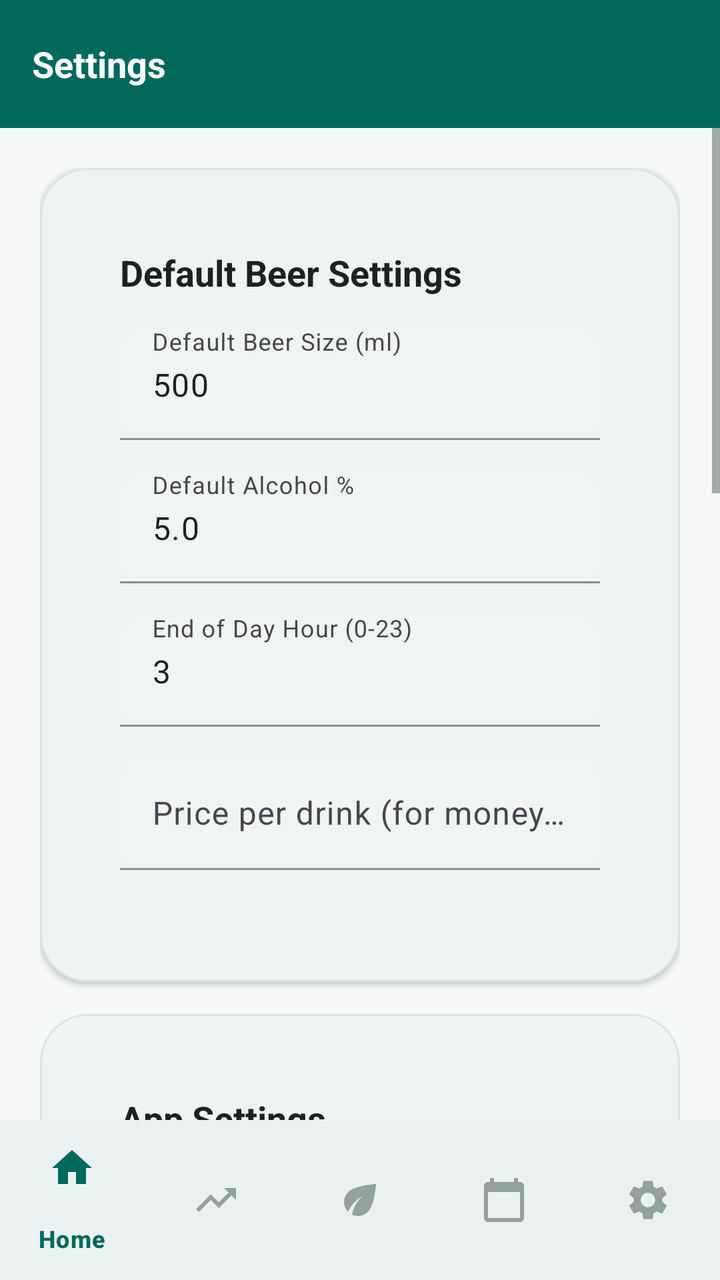
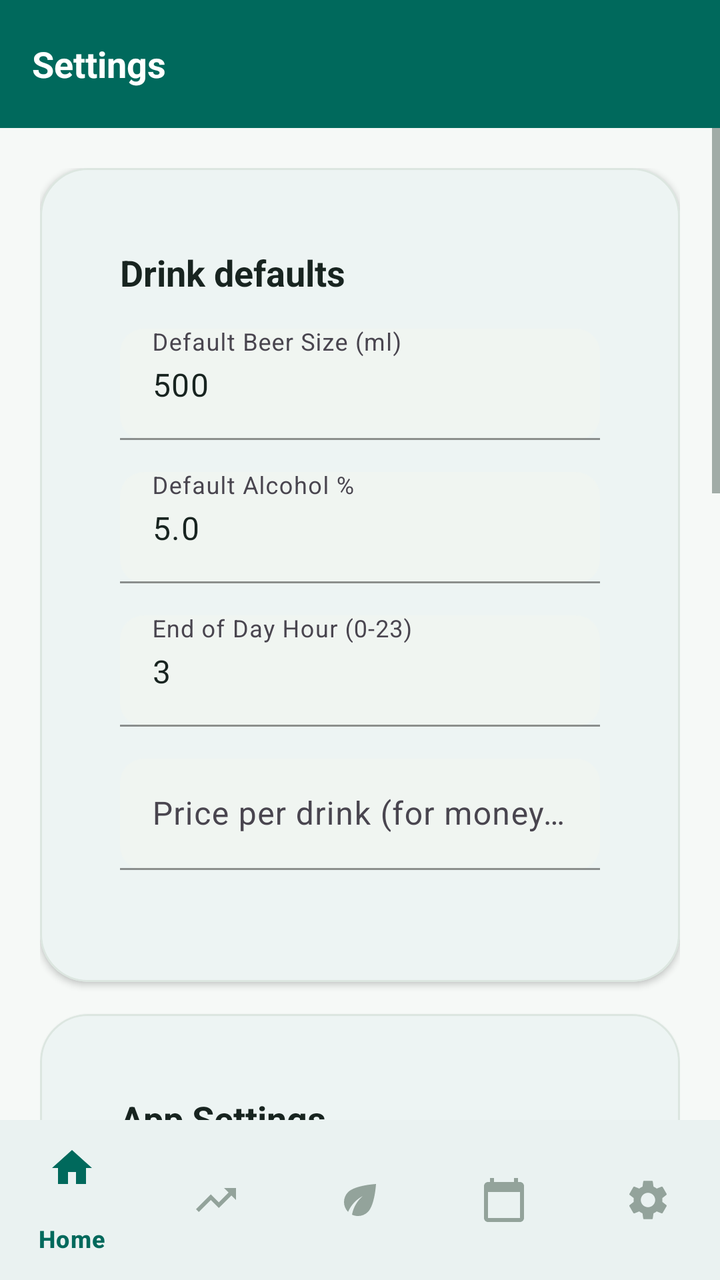

The first picture is an Android layout as it rendered before a commit; the second is the same layout after the commit. The layout source and the unified diff follow.
<!-- AndroidManifest.xml: activity theme Theme.BrewLog -->
<!-- res/layout/activity_settings.xml -->
<?xml version="1.0" encoding="utf-8"?>
<androidx.coordinatorlayout.widget.CoordinatorLayout xmlns:android="http://schemas.android.com/apk/res/android"
    xmlns:app="http://schemas.android.com/apk/res-auto"
    android:layout_width="match_parent"
    android:layout_height="match_parent">

    <com.google.android.material.appbar.AppBarLayout
        android:layout_width="match_parent"
        android:layout_height="wrap_content"
        android:background="@color/blue_500">

        <com.google.android.material.appbar.MaterialToolbar
            android:id="@+id/toolbar"
            android:layout_width="match_parent"
            android:layout_height="?attr/actionBarSize"
            android:background="@color/blue_500"
            app:title="Settings"
            app:titleTextAppearance="@style/TextAppearance.BrewLog.Title"
            app:titleTextColor="@color/white" />

    </com.google.android.material.appbar.AppBarLayout>

    <ScrollView
        android:layout_width="match_parent"
        android:layout_height="match_parent"
        app:layout_behavior="@string/appbar_scrolling_view_behavior">

        <LinearLayout
            android:layout_width="match_parent"
            android:layout_height="wrap_content"
            android:orientation="vertical"
            android:padding="20dp">

            
            <com.google.android.material.card.MaterialCardView
                android:layout_width="match_parent"
                android:layout_height="wrap_content"
                android:layout_marginBottom="16dp"
                style="@style/Widget.BrewLog.Card">

                <LinearLayout
                    android:layout_width="match_parent"
                    android:layout_height="wrap_content"
                    android:orientation="vertical"
                    android:padding="20dp">

                    <TextView
                        android:layout_width="wrap_content"
                        android:layout_height="wrap_content"
                        android:text="Default Beer Settings"
                        android:textAppearance="@style/TextAppearance.BrewLog.Title"
                        android:textColor="@color/text_primary"
                        android:layout_marginBottom="16dp" />

                    <com.google.android.material.textfield.TextInputLayout
                        android:id="@+id/beer_size_layout"
                        android:layout_width="match_parent"
                        android:layout_height="wrap_content"
                        android:layout_marginBottom="16dp"
                        android:hint="Default Beer Size (ml)"
                        style="@style/Widget.BrewLog.TextInputLayout">

                        <com.google.android.material.textfield.TextInputEditText
                            android:id="@+id/et_beer_size"
                            android:layout_width="match_parent"
                            android:layout_height="wrap_content"
                            android:inputType="number"
                            android:text="500" />

                    </com.google.android.material.textfield.TextInputLayout>

                    <com.google.android.material.textfield.TextInputLayout
                        android:id="@+id/beer_strength_layout"
                        android:layout_width="match_parent"
                        android:layout_height="wrap_content"
                        android:layout_marginBottom="16dp"
                        android:hint="Default Alcohol %"
                        style="@style/Widget.BrewLog.TextInputLayout">

                        <com.google.android.material.textfield.TextInputEditText
                            android:id="@+id/et_beer_strength"
                            android:layout_width="match_parent"
                            android:layout_height="wrap_content"
                            android:inputType="numberDecimal"
                            android:text="5.0" />

                    </com.google.android.material.textfield.TextInputLayout>

                    <com.google.android.material.textfield.TextInputLayout
                        android:layout_width="match_parent"
                        android:layout_height="wrap_content"
                        android:layout_marginBottom="16dp"
                        android:hint="End of Day Hour (0-23)"
                        style="@style/Widget.BrewLog.TextInputLayout">

                        <com.google.android.material.textfield.TextInputEditText
                            android:id="@+id/et_end_of_day"
                            android:layout_width="match_parent"
                            android:layout_height="wrap_content"
                            android:inputType="number"
                            android:text="3" />

                    </com.google.android.material.textfield.TextInputLayout>

                    <com.google.android.material.textfield.TextInputLayout
                        android:layout_width="match_parent"
                        android:layout_height="wrap_content"
                        android:layout_marginBottom="16dp"
                        android:hint="@string/price_per_drink_hint"
                        style="@style/Widget.BrewLog.TextInputLayout">

                        <com.google.android.material.textfield.TextInputEditText
                            android:id="@+id/et_price_per_drink"
                            android:layout_width="match_parent"
                            android:layout_height="wrap_content"
                            android:inputType="numberDecimal" />

                    </com.google.android.material.textfield.TextInputLayout>

                </LinearLayout>

            </com.google.android.material.card.MaterialCardView>

            
            <com.google.android.material.card.MaterialCardView
                android:layout_width="match_parent"
                android:layout_height="wrap_content"
                android:layout_marginBottom="16dp"
                style="@style/Widget.BrewLog.Card">

                <LinearLayout
                    android:layout_width="match_parent"
                    android:layout_height="wrap_content"
                    android:orientation="vertical"
                    android:padding="20dp">

                    <TextView
                        android:layout_width="wrap_content"
                        android:layout_height="wrap_content"
                        android:text="App Settings"
                        android:textAppearance="@style/TextAppearance.BrewLog.Title"
                        android:textColor="@color/text_primary"
                        android:layout_marginBottom="16dp" />

                    <LinearLayout
                        android:layout_width="match_parent"
                        android:layout_height="wrap_content"
                        android:orientation="vertical"
                        android:layout_marginBottom="16dp">

                        <TextView
                            android:layout_width="wrap_content"
                            android:layout_height="wrap_content"
                            android:text="Theme"
                            android:textColor="@color/text_primary"
                            android:layout_marginBottom="8dp" />

                        <com.google.android.material.textfield.TextInputLayout
                            android:id="@+id/theme_layout"
                            android:layout_width="match_parent"
                            android:layout_height="wrap_content"
                            style="@style/Widget.BrewLog.TextInputLayout">

                            <AutoCompleteTextView
                                android:id="@+id/et_theme"
                                android:layout_width="match_parent"
                                android:layout_height="wrap_content"
                                android:inputType="none"
                                android:focusable="true"
                                android:clickable="true"
                                android:focusableInTouchMode="true"
                                android:text="System default" />

                        </com.google.android.material.textfield.TextInputLayout>

                    </LinearLayout>

                    <LinearLayout
                        android:layout_width="match_parent"
                        android:layout_height="wrap_content"
                        android:orientation="horizontal"
                        android:gravity="center_vertical"
                        android:layout_marginBottom="16dp">

                        <TextView
                            android:layout_width="0dp"
                            android:layout_height="wrap_content"
                            android:layout_weight="1"
                            android:text="Prevent Screenshots"
                            android:textColor="@color/text_primary" />

                        <com.google.android.material.switchmaterial.SwitchMaterial
                            android:id="@+id/switch_secure"
                            android:layout_width="wrap_content"
                            android:layout_height="wrap_content" />

                    </LinearLayout>

                    <LinearLayout
                        android:layout_width="match_parent"
                        android:layout_height="wrap_content"
                        android:orientation="vertical"
                        android:layout_marginBottom="16dp">

                        <TextView
                            android:layout_width="wrap_content"
                            android:layout_height="wrap_content"
                            android:text="Start of Week"
                            android:textColor="@color/text_primary"
                            android:layout_marginBottom="8dp" />

                        <com.google.android.material.textfield.TextInputLayout
                            android:id="@+id/start_of_week_layout"
                            android:layout_width="match_parent"
                            android:layout_height="wrap_content"
                            style="@style/Widget.BrewLog.TextInputLayout">

                            <AutoCompleteTextView
                                android:id="@+id/et_start_of_week"
                                android:layout_width="match_parent"
                                android:layout_height="wrap_content"
                                android:inputType="none"
                                android:focusable="true"
                                android:clickable="true"
                                android:focusableInTouchMode="true"
                                android:text="Monday" />

                        </com.google.android.material.textfield.TextInputLayout>

                    </LinearLayout>

                    
                    <com.google.android.material.button.MaterialButton
                        android:id="@+id/btn_save_settings"
                        android:layout_width="match_parent"
                        android:layout_height="wrap_content"
                        android:layout_marginTop="16dp"
                        android:text="Save Settings"
                        app:icon="@android:drawable/ic_menu_save"
                        app:iconGravity="textStart"
                        app:iconPadding="8dp"
                        style="@style/Widget.BrewLog.Button" />

                </LinearLayout>

            </com.google.android.material.card.MaterialCardView>

            
            <com.google.android.material.card.MaterialCardView
                android:layout_width="match_parent"
                android:layout_height="wrap_content"
                android:layout_marginBottom="16dp"
                style="@style/Widget.BrewLog.Card">

                <LinearLayout
                    android:layout_width="match_parent"
                    android:layout_height="wrap_content"
                    android:orientation="vertical"
                    android:padding="20dp">

                    <TextView
                        android:layout_width="wrap_content"
                        android:layout_height="wrap_content"
                        android:text="@string/reminder_settings_title"
                        android:textAppearance="@style/TextAppearance.BrewLog.Title"
                        android:textColor="@color/text_primary"
                        android:layout_marginBottom="8dp" />

                    <TextView
                        android:layout_width="match_parent"
                        android:layout_height="wrap_content"
                        android:text="@string/reminder_settings_description"
                        android:textAppearance="@style/TextAppearance.BrewLog.Body2"
                        android:layout_marginBottom="12dp" />

                    <LinearLayout
                        android:layout_width="match_parent"
                        android:layout_height="wrap_content"
                        android:orientation="horizontal"
                        android:gravity="center_vertical"
                        android:layout_marginBottom="8dp">

                        <TextView
                            android:layout_width="0dp"
                            android:layout_height="wrap_content"
                            android:layout_weight="1"
                            android:text="@string/reminder_enable_label"
                            android:textColor="@color/text_primary" />

                        <com.google.android.material.switchmaterial.SwitchMaterial
                            android:id="@+id/switch_reminder"
                            android:layout_width="wrap_content"
                            android:layout_height="wrap_content" />

                    </LinearLayout>

                    <LinearLayout
                        android:id="@+id/row_reminder_time"
                        android:layout_width="match_parent"
                        android:layout_height="wrap_content"
                        android:orientation="horizontal"
                        android:gravity="center_vertical"
                        android:background="?android:attr/selectableItemBackground"
                        android:padding="4dp">

                        <TextView
                            android:layout_width="0dp"
                            android:layout_height="wrap_content"
                            android:layout_weight="1"
                            android:text="@string/reminder_time_label"
                            android:textColor="@color/text_primary" />

                        <TextView
                            android:id="@+id/tv_reminder_time"
                            android:layout_width="wrap_content"
                            android:layout_height="wrap_content"
                            android:textAppearance="@style/TextAppearance.BrewLog.Body"
                            android:textColor="@color/brand_primary"
                            android:text="20:00" />

                    </LinearLayout>

                </LinearLayout>

            </com.google.android.material.card.MaterialCardView>

            
            <com.google.android.material.card.MaterialCardView
                android:layout_width="match_parent"
                android:layout_height="wrap_content"
                android:layout_marginBottom="16dp"
                style="@style/Widget.BrewLog.Card">

                <LinearLayout
                    android:layout_width="match_parent"
                    android:layout_height="wrap_content"
                    android:orientation="vertical"
                    android:padding="20dp">

                    <TextView
                        android:layout_width="wrap_content"
                        android:layout_height="wrap_content"
                        android:text="Data Management"
                        android:textAppearance="@style/TextAppearance.BrewLog.Title"
                        android:textColor="@color/text_primary"
                        android:layout_marginBottom="16dp" />

                    <com.google.android.material.button.MaterialButton
                        android:id="@+id/btn_export"
                        android:layout_width="match_parent"
                        android:layout_height="wrap_content"
                        android:layout_marginBottom="12dp"
                        android:text="Export Data"
                        app:icon="@android:drawable/ic_menu_upload"
                        app:iconGravity="textStart"
                        app:iconPadding="8dp"
                        style="@style/Widget.BrewLog.Button.Outlined" />

                    <com.google.android.material.button.MaterialButton
                        android:id="@+id/btn_import"
                        android:layout_width="match_parent"
                        android:layout_height="wrap_content"
                        android:layout_marginBottom="12dp"
                        android:text="Import Data"
                        app:icon="@android:drawable/ic_menu_upload"
                        app:iconGravity="textStart"
                        app:iconPadding="8dp"
                        style="@style/Widget.BrewLog.Button.Outlined" />

                    <com.google.android.material.button.MaterialButton
                        android:id="@+id/btn_delete_all"
                        android:layout_width="match_parent"
                        android:layout_height="wrap_content"
                        android:layout_marginBottom="12dp"
                        android:text="Delete All Data"
                        app:icon="@android:drawable/ic_menu_delete"
                        app:iconGravity="textStart"
                        app:iconPadding="8dp"
                        style="@style/Widget.BrewLog.Button.Outlined" />

                    <com.google.android.material.button.MaterialButton
                        android:id="@+id/btn_redo_initial_setup"
                        android:layout_width="match_parent"
                        android:layout_height="wrap_content"
                        android:text="Redo Initial Setup"
                        app:icon="@android:drawable/ic_menu_manage"
                        app:iconGravity="textStart"
                        app:iconPadding="8dp"
                        style="@style/Widget.BrewLog.Button.Outlined" />

                </LinearLayout>

            </com.google.android.material.card.MaterialCardView>

            
            <com.google.android.material.card.MaterialCardView
                android:layout_width="match_parent"
                android:layout_height="wrap_content"
                android:layout_marginBottom="16dp"
                style="@style/Widget.BrewLog.Card">

                <LinearLayout
                    android:layout_width="match_parent"
                    android:layout_height="wrap_content"
                    android:orientation="vertical"
                    android:padding="20dp">

                    <TextView
                        android:layout_width="wrap_content"
                        android:layout_height="wrap_content"
                        android:text="Health Guidelines"
                        android:textAppearance="@style/TextAppearance.BrewLog.Title"
                        android:textColor="@color/text_primary"
                        android:layout_marginBottom="16dp" />

                    <TextView
                        android:id="@+id/tv_info_guidelines"
                        android:layout_width="match_parent"
                        android:layout_height="wrap_content"
                        android:text="Tap to view personalized health guidelines based on your drink preferences."
                        android:textAppearance="@style/TextAppearance.BrewLog.Body2"
                        android:textColor="@color/text_secondary"
                        android:clickable="true"
                        android:focusable="true"
                        android:background="?android:attr/selectableItemBackground" />

                </LinearLayout>

            </com.google.android.material.card.MaterialCardView>

            
            <com.google.android.material.card.MaterialCardView
                android:layout_width="match_parent"
                android:layout_height="wrap_content"
                android:layout_marginBottom="16dp"
                style="@style/Widget.BrewLog.Card">

                <LinearLayout
                    android:layout_width="match_parent"
                    android:layout_height="wrap_content"
                    android:orientation="vertical"
                    android:padding="20dp">

                    <TextView
                        android:id="@+id/tv_version"
                        android:layout_width="wrap_content"
                        android:layout_height="wrap_content"
                        android:text="Version: 0.0.3-dev"
                        android:textAppearance="@style/TextAppearance.BrewLog.Body2"
                        android:textColor="@color/text_secondary" />

                </LinearLayout>

            </com.google.android.material.card.MaterialCardView>

        </LinearLayout>
    </ScrollView>

    <com.google.android.material.bottomnavigation.BottomNavigationView
        android:id="@+id/bottom_nav"
        android:layout_width="match_parent"
        android:layout_height="wrap_content"
        android:layout_gravity="bottom"
        android:background="@color/surface"
        app:menu="@menu/menu_bottom"
        app:itemIconTint="@color/nav_item_tint"
        app:itemTextColor="@color/nav_item_tint" />

</androidx.coordinatorlayout.widget.CoordinatorLayout>
<!-- resources referenced by this layout -->
<resources>
  <color name="blue_500">@color/brand_primary</color>
  <color name="brand_primary">#00695C</color>
  <color name="surface">#FFFFFF</color>
  <color name="text_primary">#182420</color>
  <color name="text_secondary">#54655E</color>
  <color name="white">#FFFFFF</color>
  <string name="price_per_drink_hint">Price per drink (for money saved, optional)</string>
  <string name="reminder_enable_label">Remind me to check in</string>
  <string name="reminder_settings_description">One gentle local notification a day, at a time you choose. Nothing leaves your phone.</string>
  <string name="reminder_settings_title">Daily check-in</string>
  <string name="reminder_time_label">Reminder time</string>
  <style name="TextAppearance.BrewLog.Body" parent="TextAppearance.Material3.BodyLarge">
          <item name="android:textColor">@color/text_secondary</item>
          <item name="android:textSize">16sp</item>
      </style>
  <color name="text_on_primary">#FFFFFF</color>
  <color name="card_background">#FFFFFF</color>
  <color name="border">#DCE6E0</color>
  <color name="input_background">#F0F5F1</color>
  <color name="brand_primary_dark">#00453B</color>
  <color name="brand_primary_container">#D9EFE9</color>
  <color name="brand_secondary">#C89B6C</color>
  <color name="brand_secondary_dark">#A87F50</color>
  <color name="black">#000000</color>
  <color name="background">#F6F9F7</color>
  <color name="surface_variant">#ECF2EE</color>
  <color name="text_on_surface">#182420</color>
  <color name="error">#C62828</color>
  <color name="text_hint">#93A39B</color>
  <!-- unchanged entries left out for length: 8 -->
</resources>

<!-- the commit's change to res/layout/activity_settings.xml (unified diff, before → after) -->
@@ -7,16 +7,16 @@
     <com.google.android.material.appbar.AppBarLayout
         android:layout_width="match_parent"
         android:layout_height="wrap_content"
-        android:background="@color/blue_500">
+        android:background="@color/app_bar_background">
 
         <com.google.android.material.appbar.MaterialToolbar
             android:id="@+id/toolbar"
             android:layout_width="match_parent"
             android:layout_height="?attr/actionBarSize"
-            android:background="@color/blue_500"
+            android:background="@color/app_bar_background"
             app:title="Settings"
             app:titleTextAppearance="@style/TextAppearance.BrewLog.Title"
-            app:titleTextColor="@color/white" />
+            app:titleTextColor="@color/app_bar_content" />
 
     </com.google.android.material.appbar.AppBarLayout>
 
@@ -47,7 +47,7 @@
                     <TextView
                         android:layout_width="wrap_content"
                         android:layout_height="wrap_content"
-                        android:text="Default Beer Settings"
+                        android:text="Drink defaults"
                         android:textAppearance="@style/TextAppearance.BrewLog.Title"
                         android:textColor="@color/text_primary"
                         android:layout_marginBottom="16dp" />
@@ -236,7 +236,7 @@
                         android:layout_height="wrap_content"
                         android:layout_marginTop="16dp"
                         android:text="Save Settings"
-                        app:icon="@android:drawable/ic_menu_save"
+                        app:icon="@drawable/ic_save"
                         app:iconGravity="textStart"
                         app:iconPadding="8dp"
                         style="@style/Widget.BrewLog.Button" />
@@ -351,7 +351,7 @@
                         android:layout_height="wrap_content"
                         android:layout_marginBottom="12dp"
                         android:text="Export Data"
-                        app:icon="@android:drawable/ic_menu_upload"
+                        app:icon="@drawable/ic_upload"
                         app:iconGravity="textStart"
                         app:iconPadding="8dp"
                         style="@style/Widget.BrewLog.Button.Outlined" />
@@ -362,7 +362,7 @@
                         android:layout_height="wrap_content"
                         android:layout_marginBottom="12dp"
                         android:text="Import Data"
-                        app:icon="@android:drawable/ic_menu_upload"
+                        app:icon="@drawable/ic_download"
                         app:iconGravity="textStart"
                         app:iconPadding="8dp"
                         style="@style/Widget.BrewLog.Button.Outlined" />
@@ -373,7 +373,7 @@
                         android:layout_height="wrap_content"
                         android:layout_marginBottom="12dp"
                         android:text="Delete All Data"
-                        app:icon="@android:drawable/ic_menu_delete"
+                        app:icon="@drawable/ic_delete"
                         app:iconGravity="textStart"
                         app:iconPadding="8dp"
                         style="@style/Widget.BrewLog.Button.Outlined" />
@@ -383,7 +383,7 @@
                         android:layout_width="match_parent"
                         android:layout_height="wrap_content"
                         android:text="Redo Initial Setup"
-                        app:icon="@android:drawable/ic_menu_manage"
+                        app:icon="@drawable/ic_edit"
                         app:iconGravity="textStart"
                         app:iconPadding="8dp"
                         style="@style/Widget.BrewLog.Button.Outlined" />
<!-- resource entries referenced after the edit -->
@@ -1,11 +1,66 @@
 <!-- resources referenced by this layout -->
 <resources>
-  <color name="blue_500">@color/brand_primary</color>
+  <color name="app_bar_background">#00695C</color>
+  <color name="app_bar_content">#FFFFFF</color>
   <color name="brand_primary">#00695C</color>
   <color name="surface">#FFFFFF</color>
   <color name="text_primary">#182420</color>
   <color name="text_secondary">#54655E</color>
-  <color name="white">#FFFFFF</color>
+  <!-- drawable ic_delete (drawable) -->
+  <vector xmlns:android="http://schemas.android.com/apk/res/android"
+      android:width="24dp"
+      android:height="24dp"
+      android:viewportWidth="24"
+      android:viewportHeight="24"
+      android:tint="?attr/colorControlNormal">
+      <path
+          android:fillColor="@android:color/white"
+          android:pathData="M6,19c0,1.1 0.9,2 2,2h8c1.1,0 2,-0.9 2,-2V7H6V19zM19,4h-3.5l-1,-1h-5l-1,1H5v2h14V4z" />
+  </vector>
+  <!-- drawable ic_download (drawable) -->
+  <vector xmlns:android="http://schemas.android.com/apk/res/android"
+      android:width="24dp"
+      android:height="24dp"
+      android:viewportWidth="24"
+      android:viewportHeight="24"
+      android:tint="?attr/colorControlNormal">
+      <path
+          android:fillColor="@android:color/white"
+          android:pathData="M19,9h-4V3H9v6H5l7,7 7,-7zM5,18v2h14v-2z" />
+  </vector>
+  <!-- drawable ic_edit (drawable) -->
+  <vector xmlns:android="http://schemas.android.com/apk/res/android"
+      android:width="24dp"
+      android:height="24dp"
+      android:viewportWidth="24"
+      android:viewportHeight="24"
+      android:tint="?attr/colorControlNormal">
+      <path
+          android:fillColor="@android:color/white"
+          android:pathData="M3,17.25V21h3.75L17.81,9.94l-3.75,-3.75L3,17.25zM20.71,7.04c0.39,-0.39 0.39,-1.02 0,-1.41l-2.34,-2.34c-0.39,-0.39 -1.02,-0.39 -1.41,0l-1.83,1.83l3.75,3.75L20.71,7.04z" />
+  </vector>
+  <!-- drawable ic_save (drawable) -->
+  <vector xmlns:android="http://schemas.android.com/apk/res/android"
+      android:width="24dp"
+      android:height="24dp"
+      android:viewportWidth="24"
+      android:viewportHeight="24"
+      android:tint="?attr/colorControlNormal">
+      <path
+          android:fillColor="@android:color/white"
+          android:pathData="M17,3L5,3c-1.11,0 -2,0.9 -2,2v14c0,1.1 0.89,2 2,2h14c1.1,0 2,-0.9 2,-2L21,7l-4,-4zM12,19c-1.66,0 -3,-1.34 -3,-3s1.34,-3 3,-3 3,1.34 3,3 -1.34,3 -3,3zM15,9L5,9L5,5h10v4z" />
+  </vector>
+  <!-- drawable ic_upload (drawable) -->
+  <vector xmlns:android="http://schemas.android.com/apk/res/android"
+      android:width="24dp"
+      android:height="24dp"
+      android:viewportWidth="24"
+      android:viewportHeight="24"
+      android:tint="?attr/colorControlNormal">
+      <path
+          android:fillColor="@android:color/white"
+          android:pathData="M9,16h6v-6h4l-7,-7 -7,7h4zM5,18v2h14v-2z" />
+  </vector>
   <string name="price_per_drink_hint">Price per drink (for money saved, optional)</string>
   <string name="reminder_enable_label">Remind me to check in</string>
   <string name="reminder_settings_description">One gentle local notification a day, at a time you choose. Nothing leaves your phone.</string>
